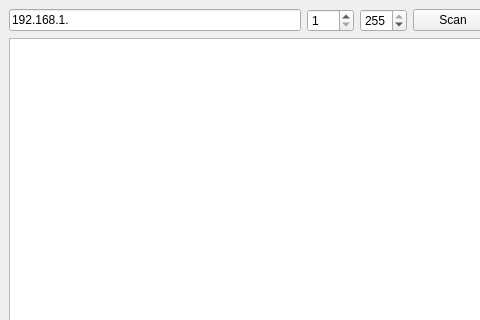
Old version of the form mainwindow.ui in the repository CJayM/NetworkTools; both pictures show x 0 to 480 and y 0 to 320 of the 800 by 600 pixel window.
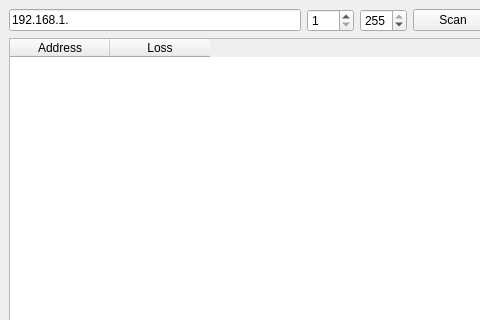
New version of the form.

```diff
--- a/mainwindow.ui
+++ b/mainwindow.ui
@@ -66,7 +66,18 @@
        </layout>
       </item>
       <item>
-       <widget class="QTableWidget" name="tableWidget"/>
+       <widget class="QTableWidget" name="tableWidget">
+        <column>
+         <property name="text">
+          <string>Address</string>
+         </property>
+        </column>
+        <column>
+         <property name="text">
+          <string>Loss</string>
+         </property>
+        </column>
+       </widget>
       </item>
      </layout>
     </item>
```
